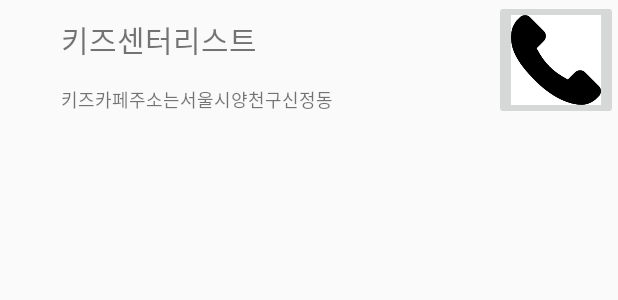
After one commit to kyung2/cau_DB02, an Android app: the layout layout_kidscenter_list_item.xml on its own in the app's theme, with its tools: preview values and no code run, on a phone screen of 412 x 824 dp. The commit adds this screen. Shown: the top 300 px of the screen. Run offline under Robolectric (Android 15) with nearby library versions, the phone set to English and light mode, and no system bars.

Commit message:
키즈센터일하는중

```diff
--- a/android/dbapp/app/src/main/AndroidManifest.xml
+++ b/android/dbapp/app/src/main/AndroidManifest.xml
@@ -52,7 +52,7 @@
             android:theme="@style/AppTheme.NoActionBar" />
         <activity android:name=".DetailPreSchoolActivity" />
         <activity android:name=".DetailKidsCafeActivity" />
-        <activity android:name=".KidscenterList" />
+        <activity android:name=".KidsCenterList" />
         <activity android:name=".UserInfo"></activity>
     </application>
 
--- /dev/null
+++ b/android/dbapp/app/src/main/java/com/example/eom/dbapp/KidsCenterList.java
@@ -0,0 +1,33 @@
+package com.example.eom.dbapp;
+
+import android.support.v7.app.AppCompatActivity;
+import android.os.Bundle;
+import android.support.v7.widget.RecyclerView;
+
+import com.example.eom.dbapp.Adapter.KidsCafeAdpater;
+import com.example.eom.dbapp.vo.KidsCafeData;
+import com.example.eom.dbapp.vo.KidsCenterData;
+
+import java.util.ArrayList;
+
+public class KidsCenterList extends AppCompatActivity {
+
+    @Override
+    protected void onCreate(Bundle savedInstanceState) {
+        super.onCreate(savedInstanceState);
+        setContentView(R.layout.activity_kidscenter_list);
+
+        RecyclerView recyclerView = (RecyclerView)findViewById(R.id.rv_kidscenter);
+        ArrayList<KidsCenterData> arrayList = new ArrayList<>();
+        for(int i=0 ;i<30;i++){
+            arrayList.add(new KidsCenterData(1,"키즈까페"+i,"서울시 양천구 신정"+i+"동","0102252225"));
+        }
+        KidsCenterAdpater adapter = new KidsCafeAdpater(this,arrayList);
+        recyclerView.setAdapter(adapter);
+        adapter.notifyDataSetChanged();
+
+
+    }
+}
+
+}
--- a/android/dbapp/app/src/main/java/com/example/eom/dbapp/KidscenterList.java
+++ /dev/null
@@ -1,13 +0,0 @@
-package com.example.eom.dbapp;
-
-import android.support.v7.app.AppCompatActivity;
-import android.os.Bundle;
-
-public class KidscenterList extends AppCompatActivity {
-
-    @Override
-    protected void onCreate(Bundle savedInstanceState) {
-        super.onCreate(savedInstanceState);
-        setContentView(R.layout.activity_kidscenter_list);
-    }
-}
--- a/android/dbapp/app/src/main/res/layout/activity_kidscenter_list.xml
+++ b/android/dbapp/app/src/main/res/layout/activity_kidscenter_list.xml
@@ -5,7 +5,7 @@ android:orientation="vertical"
 android:layout_width="match_parent"
 android:layout_height="match_parent"
     xmlns:tools="http://schemas.android.com/tools"
-    tools:context="com.example.eom.dbapp.KidscenterList">
+    tools:context="com.example.eom.dbapp.KidsCenterList">
     <android.support.v7.widget.RecyclerView
     android:id="@+id/rv_kidscenter"
     android:layout_width="match_parent"
--- /dev/null
+++ b/android/dbapp/app/src/main/res/layout/layout_kidscenter_list_item.xml
@@ -0,0 +1,58 @@
+<?xml version="1.0" encoding="utf-8"?>
+<LinearLayout xmlns:android="http://schemas.android.com/apk/res/android"
+    xmlns:app="http://schemas.android.com/apk/res-auto"
+    android:layout_width="match_parent"
+    android:layout_height="wrap_content"
+    android:orientation="vertical">
+
+    <LinearLayout
+        android:layout_width="match_parent"
+        android:layout_height="80dp"
+        android:orientation="horizontal"
+        android:weightSum="10">
+
+        <FrameLayout
+            android:layout_width="0dp"
+            android:layout_height="match_parent"
+            android:layout_weight="1">
+
+        </FrameLayout>
+
+        <LinearLayout
+            android:layout_width="0dp"
+            android:layout_height="match_parent"
+            android:layout_weight="7"
+            android:orientation="vertical"
+            android:weightSum="3">
+
+            <TextView
+                android:id="@+id/tv_kidscenter_list_name"
+                android:layout_width="match_parent"
+                android:layout_height="0dp"
+                android:layout_weight="2"
+                android:gravity="center|start"
+                android:text="키즈센터리스트"
+                android:textSize="20sp" />
+
+            <TextView
+                android:id="@+id/tv_kidscenter_list_address"
+                android:layout_width="match_parent"
+                android:layout_height="0dp"
+                android:layout_weight="1"
+                android:gravity="center|start"
+                android:text="키즈카페주소는서울시양천구신정동"
+                android:textSize="12sp" />
+        </LinearLayout>
+
+        <ImageButton
+            android:id="@+id/bt_kidscenter_list_call"
+            android:layout_width="0dp"
+            android:layout_height="wrap_content"
+            android:layout_weight="2"
+
+            android:scaleType="centerCrop"
+            app:srcCompat="@drawable/ic_call" />
+
+    </LinearLayout>
+
+</LinearLayout>
```
